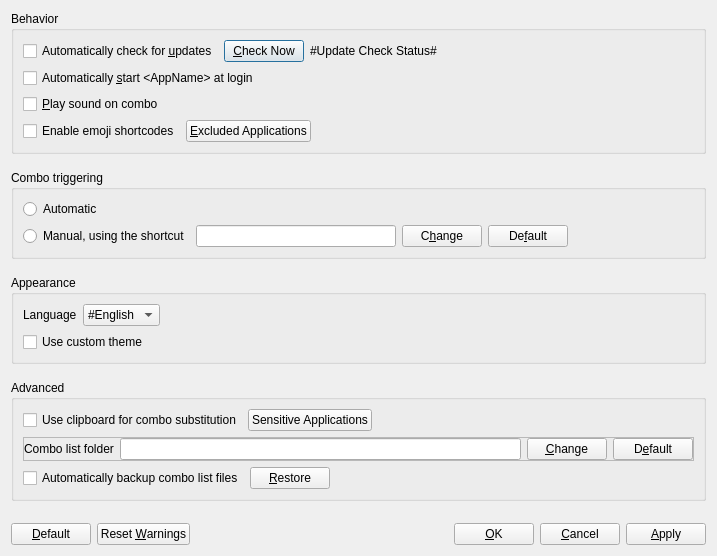
Old version of the form Beeftext/PreferencesDialog.ui in the repository xmichelo/Beeftext.
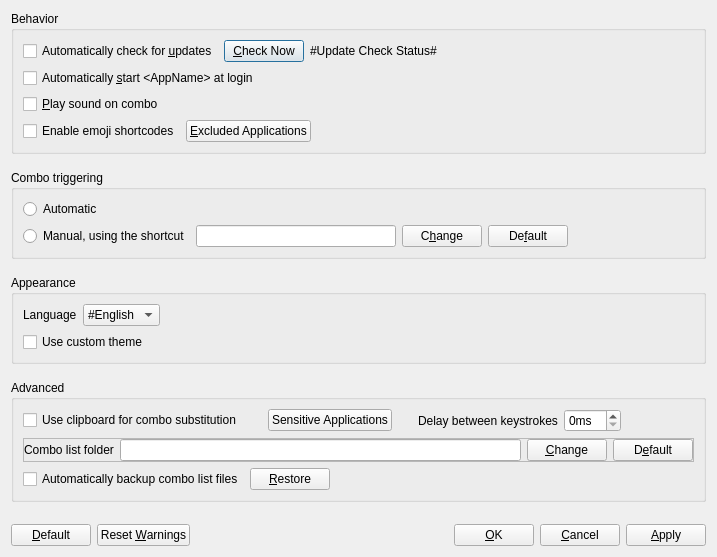
New version of the form.

Commit message: Added delay between keystrokes preference.

```diff
--- a/Beeftext/PreferencesDialog.ui
+++ b/Beeftext/PreferencesDialog.ui
@@ -298,6 +298,22 @@
           </property>
          </widget>
         </item>
+        <item>
+         <spacer name="horizontalSpacer_8">
+          <property name="orientation">
+           <enum>Qt::Horizontal</enum>
+          </property>
+          <property name="sizeType">
+           <enum>QSizePolicy::Fixed</enum>
+          </property>
+          <property name="sizeHint" stdset="0">
+           <size>
+            <width>20</width>
+            <height>10</height>
+           </size>
+          </property>
+         </spacer>
+        </item>
         <item>
          <widget class="QPushButton" name="buttonSensitiveApplications">
           <property name="text">
@@ -305,6 +321,36 @@
           </property>
          </widget>
         </item>
+        <item>
+         <spacer name="horizontalSpacer_7">
+          <property name="orientation">
+           <enum>Qt::Horizontal</enum>
+          </property>
+          <property name="sizeType">
+           <enum>QSizePolicy::Fixed</enum>
+          </property>
+          <property name="sizeHint" stdset="0">
+           <size>
+            <width>20</width>
+            <height>10</height>
+           </size>
+          </property>
+         </spacer>
+        </item>
+        <item>
+         <widget class="QLabel" name="labelDelayBetweenKeystrokes">
+          <property name="text">
+           <string>Delay between keystrokes</string>
+          </property>
+         </widget>
+        </item>
+        <item>
+         <widget class="QSpinBox" name="spinDelayBetweenKeystrokes">
+          <property name="suffix">
+           <string>ms</string>
+          </property>
+         </widget>
+        </item>
         <item>
          <spacer name="horizontalSpacer_4">
           <property name="orientation">
@@ -312,7 +358,7 @@
           </property>
           <property name="sizeHint" stdset="0">
            <size>
-            <width>40</width>
+            <width>0</width>
             <height>20</height>
            </size>
           </property>
```
The commit also changes 9 other files.
